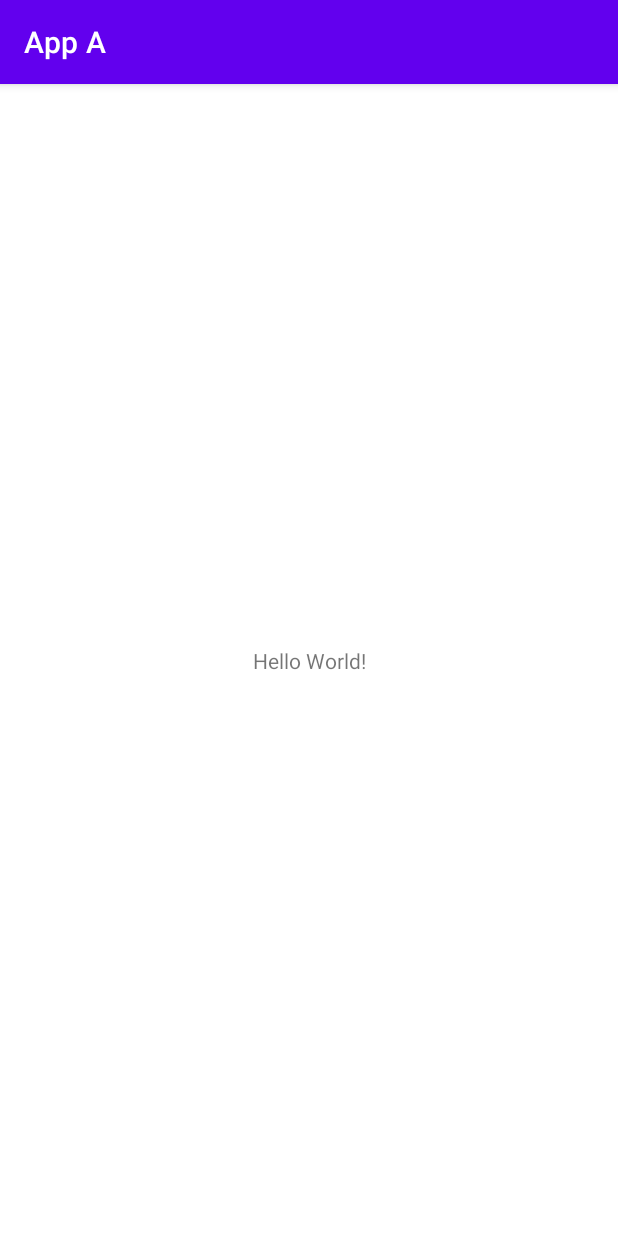
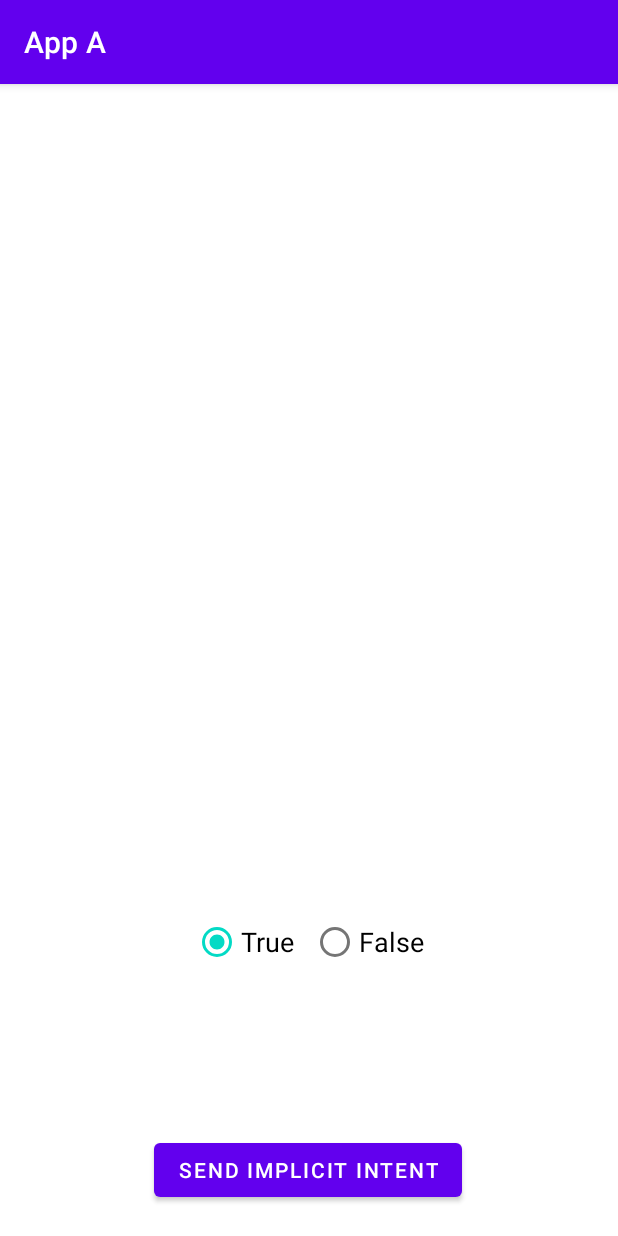
Before and after one commit to fleshcoat/dt002g_Intent_Hijacking_Group10, an Android app: the screen it shows after launch (MainActivity), on a phone screen of 412 x 824 dp. Run offline under Robolectric (Android 15) with nearby library versions, the phone set to English and light mode, and no system bars.

Commit message:
Börjat med UI för app A

```diff
--- a/AppA/app/build.gradle
+++ b/AppA/app/build.gradle
@@ -33,7 +33,9 @@ dependencies {
     implementation 'androidx.appcompat:appcompat:1.2.0'
     implementation 'com.google.android.material:material:1.3.0'
     implementation 'androidx.constraintlayout:constraintlayout:2.0.4'
-    testImplementation 'junit:junit:4.+'
+    testImplementation 'junit:junit:4.13.2'
     androidTestImplementation 'androidx.test.ext:junit:1.1.2'
     androidTestImplementation 'androidx.test.espresso:espresso-core:3.3.0'
+    implementation "androidx.recyclerview:recyclerview:1.1.0"
+    implementation "androidx.cardview:cardview:1.0.0"
 }
--- a/AppA/app/src/main/res/layout/activity_main.xml
+++ b/AppA/app/src/main/res/layout/activity_main.xml
@@ -7,12 +7,82 @@
     tools:context=".MainActivity">
 
     <TextView
+        android:id="@+id/log_view"
         android:layout_width="wrap_content"
         android:layout_height="wrap_content"
-        android:text="Hello World!"
-        app:layout_constraintBottom_toBottomOf="parent"
-        app:layout_constraintLeft_toLeftOf="parent"
-        app:layout_constraintRight_toRightOf="parent"
+        android:text="@string/no_previous_log"
+        android:textSize="24sp"
+        android:visibility="invisible"
+        app:layout_constraintBottom_toTopOf="@+id/radioGroup"
+        app:layout_constraintEnd_toEndOf="parent"
+        app:layout_constraintStart_toStartOf="parent"
         app:layout_constraintTop_toTopOf="parent" />
 
+    <androidx.recyclerview.widget.RecyclerView
+        android:id="@+id/log_recycler_view"
+        android:layout_width="match_parent"
+        android:layout_height="0dp"
+        android:layout_marginStart="50dp"
+        android:layout_marginTop="50dp"
+        android:layout_marginEnd="50dp"
+        android:layout_marginBottom="50dp"
+        android:padding="4dp"
+        android:scrollbars="vertical"
+        app:layout_constraintBottom_toTopOf="@+id/radioGroup"
+        app:layout_constraintEnd_toEndOf="parent"
+        app:layout_constraintStart_toStartOf="parent"
+        app:layout_constraintTop_toTopOf="parent"
+        app:layout_constraintVertical_bias="0.0" />
+
+    <Button
+        android:id="@+id/intentButton"
+        android:layout_width="wrap_content"
+        android:layout_height="wrap_content"
+        android:layout_alignParentStart="true"
+        android:layout_alignParentTop="true"
+        android:layout_centerHorizontal="true"
+        android:layout_marginTop="5dp"
+        android:layout_marginBottom="20dp"
+        android:text="@string/send_implicit_intent_button"
+        app:layout_constraintBottom_toBottomOf="parent"
+        app:layout_constraintEnd_toEndOf="parent"
+        app:layout_constraintHorizontal_bias="0.498"
+        app:layout_constraintStart_toStartOf="parent"
+        app:layout_constraintTop_toBottomOf="@+id/radioGroup" />
+
+    <RadioGroup
+        android:id="@+id/radioGroup"
+        android:layout_width="match_parent"
+        android:layout_height="0dp"
+        android:layout_marginStart="50dp"
+        android:layout_marginTop="460dp"
+        android:layout_marginEnd="50dp"
+        android:layout_marginBottom="10dp"
+        android:gravity="center"
+        android:orientation="horizontal"
+        app:layout_constraintBottom_toTopOf="@+id/intentButton"
+        app:layout_constraintEnd_toEndOf="parent"
+        app:layout_constraintHorizontal_bias="0.0"
+        app:layout_constraintStart_toStartOf="parent"
+        app:layout_constraintTop_toTopOf="parent"
+        app:layout_constraintVertical_bias="0.0">
+
+        <RadioButton
+            android:id="@+id/radio_true"
+            android:layout_width="wrap_content"
+            android:layout_height="wrap_content"
+            android:layout_margin="5dp"
+            android:checked="true"
+            android:text="@string/string_true"
+            android:textSize="18sp" />
+
+        <RadioButton
+            android:id="@+id/radio_false"
+            android:layout_width="wrap_content"
+            android:layout_height="wrap_content"
+            android:layout_margin="5dp"
+            android:text="@string/string_false"
+            android:textSize="18sp" />
+    </RadioGroup>
+
 </androidx.constraintlayout.widget.ConstraintLayout>
--- a/AppA/app/src/main/res/values/strings.xml
+++ b/AppA/app/src/main/res/values/strings.xml
@@ -1,3 +1,7 @@
 <resources>
     <string name="app_name">App A</string>
+    <string name="string_true">True</string>
+    <string name="string_false">False</string>
+    <string name="send_implicit_intent_button">SEND IMPLICIT INTENT</string>
+    <string name="no_previous_log">Log is empty</string>
 </resources>
```
Also changed, not shown: AppA/app/src/main/res/layout/log_view.xml (added, +42 -0 lines).
